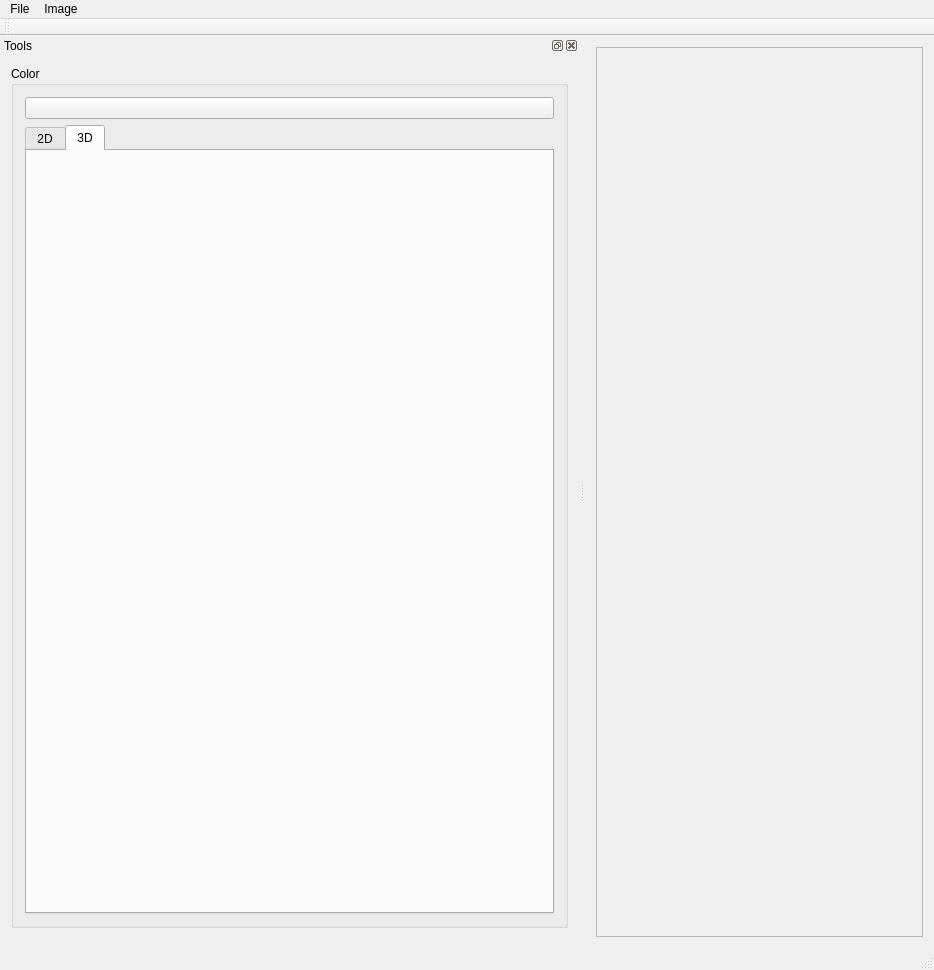
Qt form src/ImageViewer.ui (bozhenakv555/pg_ImageViewer) before a commit.
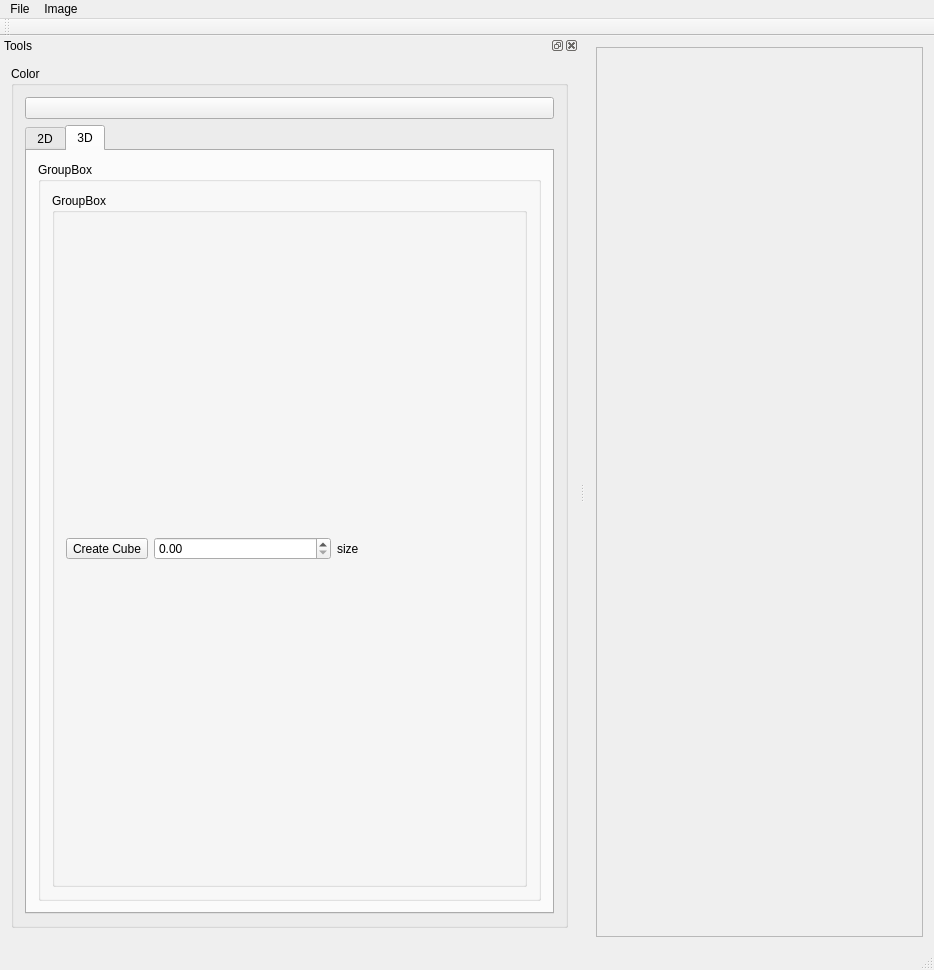
The same form after that commit. The open tabs and pages were chosen to show the change.

Commit message: Added opportunity to save the created cube with size from UI to .vtk file

What changed in the file:
```diff
--- a/src/ImageViewer.ui
+++ b/src/ImageViewer.ui
@@ -506,6 +506,43 @@
            <attribute name="title">
             <string>3D</string>
            </attribute>
+           <layout class="QVBoxLayout" name="verticalLayout_5">
+            <item>
+             <widget class="QGroupBox" name="groupBox_16">
+              <property name="title">
+               <string>GroupBox</string>
+              </property>
+              <layout class="QGridLayout" name="gridLayout_5">
+               <item row="0" column="0">
+                <widget class="QGroupBox" name="groupBox_17">
+                 <property name="title">
+                  <string>GroupBox</string>
+                 </property>
+                 <layout class="QHBoxLayout" name="horizontalLayout_12">
+                  <item>
+                   <widget class="QToolButton" name="tbCreateCube">
+                    <property name="text">
+                     <string>Create Cube</string>
+                    </property>
+                   </widget>
+                  </item>
+                  <item>
+                   <widget class="QDoubleSpinBox" name="dsbCubeSize"/>
+                  </item>
+                  <item>
+                   <widget class="QLabel" name="label_6">
+                    <property name="text">
+                     <string>size</string>
+                    </property>
+                   </widget>
+                  </item>
+                 </layout>
+                </widget>
+               </item>
+              </layout>
+             </widget>
+            </item>
+           </layout>
           </widget>
          </widget>
         </item>
```
Left out of the diff: 9 changed lines with no effect on the pictures. The commit also changes 6 other files.
